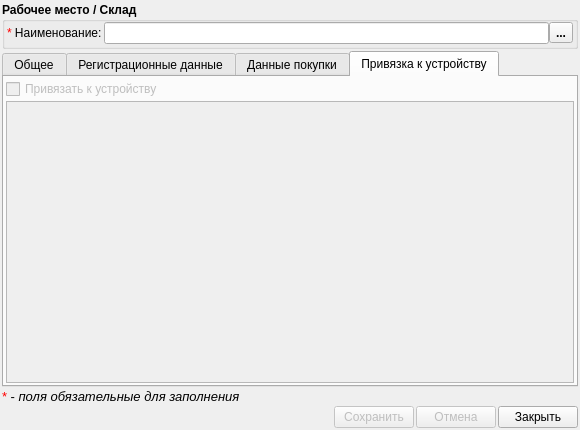
Before: the Qt Designer form ui/addeditlicense.ui in vovan1982/workerplace, drawn with Qt 5.
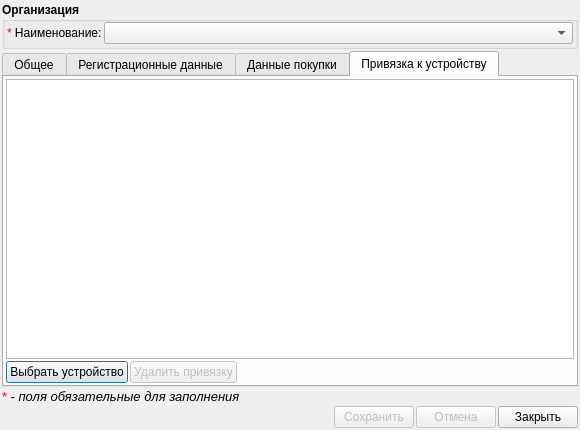
After: the same form once the commit is applied. The open tabs and pages were chosen to show the change. Icons and pictures are not drawn.

```diff
--- a/ui/addeditlicense.ui
+++ b/ui/addeditlicense.ui
@@ -38,7 +38,7 @@
       </font>
      </property>
      <property name="title">
-      <string>Рабочее место / Склад</string>
+      <string>Организация</string>
      </property>
      <layout class="QHBoxLayout" name="horizontalLayout_2">
       <property name="spacing">
@@ -57,7 +57,10 @@
        <number>2</number>
       </property>
       <item>
-       <layout class="QHBoxLayout" name="horizontalLayout_6">
+       <layout class="QHBoxLayout" name="horizontalLayout_6" stretch="0,1">
+        <property name="spacing">
+         <number>2</number>
+        </property>
         <item>
          <widget class="QLabel" name="label_13">
           <property name="text">
@@ -73,29 +76,7 @@
          </widget>
         </item>
         <item>
-         <layout class="QHBoxLayout" name="horizontalLayout_8">
-          <property name="spacing">
-           <number>0</number>
-          </property>
-          <item>
-           <widget class="QLineEdit" name="nameWP">
-            <property name="readOnly">
-             <bool>true</bool>
-            </property>
-           </widget>
-          </item>
-          <item>
-           <widget class="QToolButton" name="buttonSelectWP">
-            <property name="text">
-             <string>...</string>
-            </property>
-            <property name="icon">
-             <iconset resource="../icons.qrc">
-              <normaloff>:/128x128/workgroup/ico/Workgroup.png</normaloff>:/128x128/workgroup/ico/Workgroup.png</iconset>
-            </property>
-           </widget>
-          </item>
-         </layout>
+         <widget class="QComboBox" name="organization"/>
         </item>
        </layout>
       </item>
@@ -548,32 +529,73 @@
        <property name="bottomMargin">
         <number>2</number>
        </property>
-       <item>
-        <widget class="QCheckBox" name="checkBindDevice">
-         <property name="enabled">
-          <bool>false</bool>
-         </property>
-         <property name="text">
-          <string>Привязать к устройству</string>
-         </property>
-        </widget>
-       </item>
        <item>
         <widget class="QTreeView" name="deviceView">
-         <property name="enabled">
-          <bool>false</bool>
-         </property>
          <property name="editTriggers">
           <set>QAbstractItemView::NoEditTriggers</set>
          </property>
+         <property name="alternatingRowColors">
+          <bool>true</bool>
+         </property>
          <property name="selectionMode">
           <enum>QAbstractItemView::SingleSelection</enum>
          </property>
+         <property name="rootIsDecorated">
+          <bool>false</bool>
+         </property>
+         <property name="sortingEnabled">
+          <bool>true</bool>
+         </property>
          <property name="allColumnsShowFocus">
           <bool>true</bool>
          </property>
         </widget>
        </item>
+       <item>
+        <layout class="QHBoxLayout" name="horizontalLayout_3">
+         <property name="spacing">
+          <number>2</number>
+         </property>
+         <item>
+          <widget class="QPushButton" name="selectDeviceButton">
+           <property name="text">
+            <string>Выбрать устройство</string>
+           </property>
+           <property name="icon">
+            <iconset resource="../icons.qrc">
+             <normaloff>:/24x24/select/ico/selectall_24x24.png</normaloff>:/24x24/select/ico/selectall_24x24.png</iconset>
+           </property>
+          </widget>
+         </item>
+         <item>
+          <widget class="QPushButton" name="delDeviceButton">
+           <property name="enabled">
+            <bool>false</bool>
+           </property>
+           <property name="text">
+            <string>Удалить привязку</string>
+           </property>
+           <property name="icon">
+            <iconset resource="../icons.qrc">
+             <normaloff>:/16x16/cancelDel/ico/del_16x16.png</normaloff>:/16x16/cancelDel/ico/del_16x16.png</iconset>
+           </property>
+          </widget>
+         </item>
+         <item>
+          <spacer name="horizontalSpacer_3">
+           <property name="orientation">
+            <enum>Qt::Horizontal</enum>
+           </property>
+           <property name="sizeHint" stdset="0">
+            <size>
+             <width>40</width>
+             <height>20</height>
+            </size>
+           </property>
+          </spacer>
+         </item>
+        </layout>
+       </item>
       </layout>
      </widget>
     </widget>
```
Left out of the diff: 2 changed lines with no effect on the pictures.
